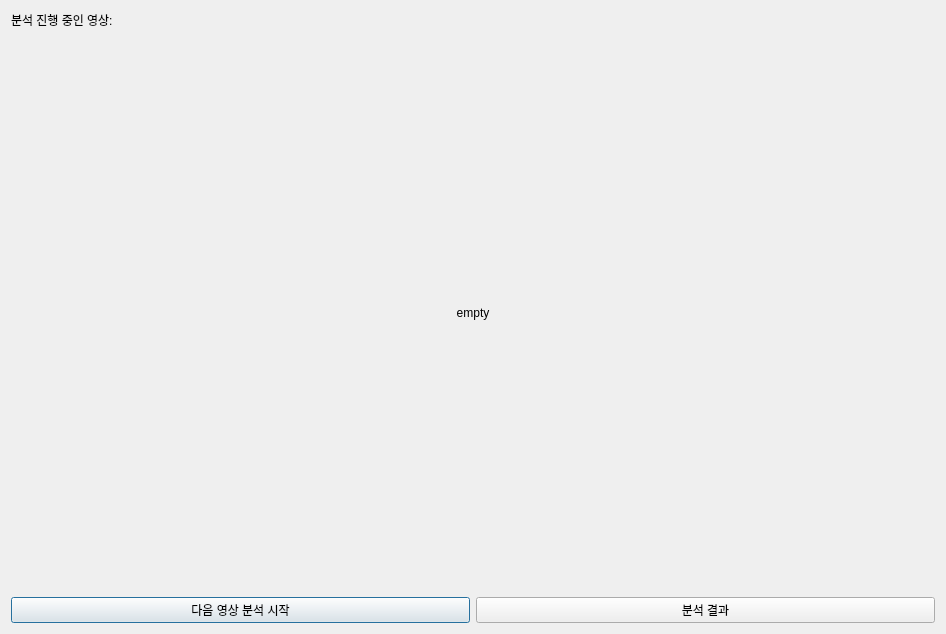
Old version of the form UI/ui/analysis.ui in the repository Adel-es/multi_covid19_cctv_analyzer.
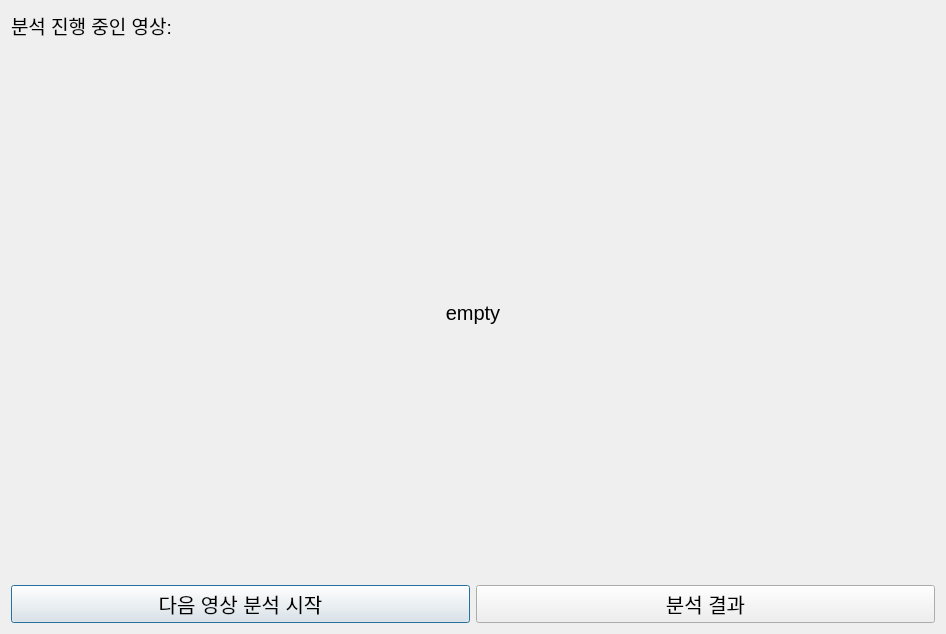
New version of the form.

```diff
--- a/UI/ui/analysis.ui
+++ b/UI/ui/analysis.ui
@@ -18,6 +18,11 @@
     <layout class="QHBoxLayout" name="horizontalLayout_2" stretch="0,1">
      <item>
       <widget class="QLabel" name="label_2">
+       <property name="font">
+        <font>
+         <pointsize>14</pointsize>
+        </font>
+       </property>
        <property name="text">
         <string>분석 진행 중인 영상:</string>
        </property>
@@ -25,6 +30,11 @@
      </item>
      <item>
       <widget class="QLabel" name="videoNameLabel">
+       <property name="font">
+        <font>
+         <pointsize>14</pointsize>
+        </font>
+       </property>
        <property name="text">
         <string/>
        </property>
@@ -34,6 +44,11 @@
    </item>
    <item>
     <widget class="QLabel" name="videoShowLabel">
+     <property name="font">
+      <font>
+       <pointsize>15</pointsize>
+      </font>
+     </property>
      <property name="text">
       <string>empty</string>
      </property>
@@ -46,6 +61,11 @@
     <layout class="QHBoxLayout" name="horizontalLayout_3">
      <item>
       <widget class="QPushButton" name="nextVideoBtn">
+       <property name="font">
+        <font>
+         <pointsize>15</pointsize>
+        </font>
+       </property>
        <property name="text">
         <string>다음 영상 분석 시작</string>
        </property>
@@ -53,6 +73,11 @@
      </item>
      <item>
       <widget class="QPushButton" name="showRsltBtn">
+       <property name="font">
+        <font>
+         <pointsize>15</pointsize>
+        </font>
+       </property>
        <property name="text">
         <string>분석 결과</string>
        </property>
```
